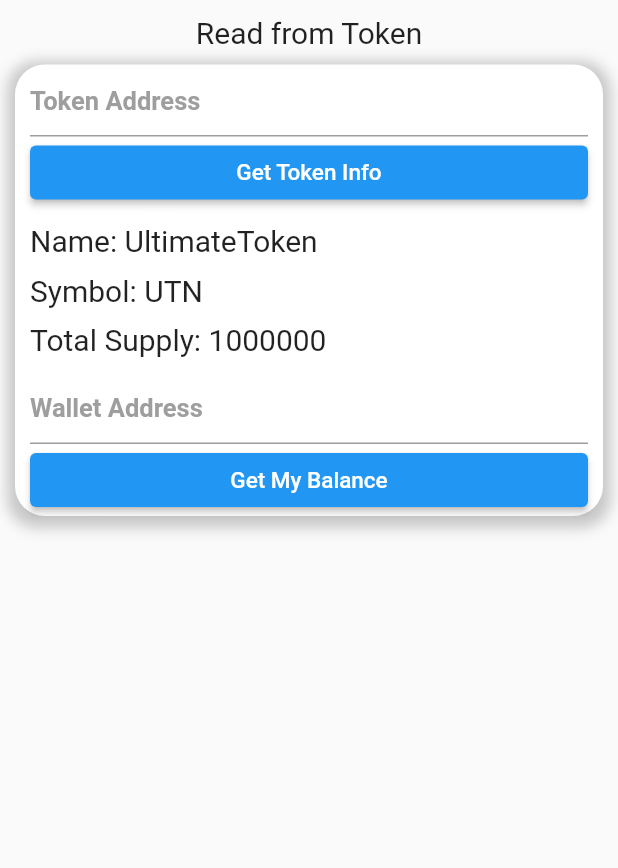
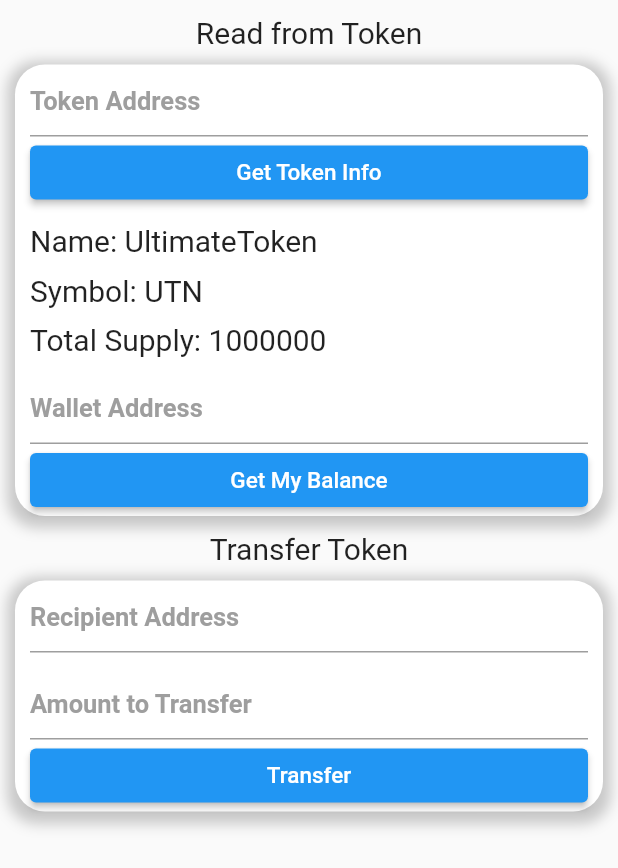
Before and after one commit to MrBuluc/Ultimate-Token, a Flutter app: the screen it shows after launch, on a phone screen of 412 x 824 dp. Shown: the top 868 px of the screen. Run offline on Flutter 3.47's test engine with Material 2 defaults, Android fonts, the phone set to English and light mode, and no system bars; our stand-ins replace flutter_dotenv, get_it; Roboto replaces fonts that are missing (Catamaran).

Commit message:
designed transfer token

```diff
--- a/lib/ui/token_page.dart
+++ b/lib/ui/token_page.dart
@@ -10,7 +10,7 @@ class TokenPage extends StatefulWidget {
 class _TokenPageState extends State<TokenPage> {
   GlobalKey<FormState> tokenAddressFormKey = GlobalKey<FormState>();
   GlobalKey<FormState> walletAddressFormKey = GlobalKey<FormState>();
-  GlobalKey<FormState> transferAddressFormKey = GlobalKey<FormState>();
+  GlobalKey<FormState> transferFormKey = GlobalKey<FormState>();
 
   TextEditingController tokenAddressCnt = TextEditingController();
   TextEditingController walletAddressCnt = TextEditingController();
@@ -35,7 +35,46 @@ class _TokenPageState extends State<TokenPage> {
                   "Read from Token",
                   style: TextStyle(fontSize: 20),
                 ),
+                buildContainer(tokenAddressFormKey, [
+                  buildTextFormField(
+                      tokenAddressCnt, "Token Address", checkAddress),
+                  buildButton("Get Token Info"),
+                  buildInfoText("Name: ", name),
+                  buildInfoText("Symbol: ", symbol),
+                  buildInfoText("Total Supply: ", totalSupply),
+                  Form(
+                    key: walletAddressFormKey,
+                    child: Padding(
+                      padding: const EdgeInsets.only(top: 10),
+                      child: buildTextFormField(
+                          walletAddressCnt, "Wallet Address", checkAddress),
+                    ),
+                  ),
+                  buildButton("Get My Balance")
+                ]),
+                const Text(
+                  "Transfer Token",
+                  style: TextStyle(fontSize: 20),
+                ),
+                buildContainer(transferFormKey, [
+                  buildTextFormField(
+                      recipientAddressCnt, "Recipient Address", checkAddress),
                   Padding(
+                    padding: const EdgeInsets.only(top: 10),
+                    child: buildTextFormField(
+                        amountCnt, "Amount to Transfer", checkAmount),
+                  ),
+                  buildButton("Transfer")
+                ])
+              ],
+            ),
+          ),
+        ),
+      ),
+    );
+  }
+
+  Widget buildContainer(Key key, List<Widget> children) => Padding(
         padding: const EdgeInsets.all(10),
         child: Container(
           decoration: BoxDecoration(
@@ -49,43 +88,25 @@ class _TokenPageState extends State<TokenPage> {
                     offset: const Offset(0, 3))
               ]),
           child: Form(
-                      key: tokenAddressFormKey,
+            key: key,
             child: Padding(
               padding: const EdgeInsets.symmetric(horizontal: 10),
               child: Column(
                 crossAxisAlignment: CrossAxisAlignment.start,
-                          children: [
-                            buildTextFormField(
-                                tokenAddressCnt, "Token Address", checkAddress),
-                            buildButton("Get Token Info"),
-                            buildInfoText("Name: ", name),
-                            buildInfoText("Symbol: ", symbol),
-                            buildInfoText("Total Supply: ", totalSupply),
-                            Padding(
-                              padding: const EdgeInsets.only(top: 10),
-                              child: buildTextFormField(walletAddressCnt,
-                                  "Wallet Address", checkAddress),
-                            ),
-                            buildButton("Get My Balance")
-                          ],
-                        ),
-                      ),
-                    ),
-                  ),
-                )
-              ],
+                children: children,
               ),
             ),
           ),
         ),
       );
-  }
 
   TextFormField buildTextFormField(TextEditingController controller,
-          String hintText, String? Function(String?)? validator) =>
+          String hintText, String? Function(String?)? validator,
+          {TextInputType? textInputType}) =>
       TextFormField(
         style: const TextStyle(color: Colors.grey),
         controller: controller,
+        keyboardType: textInputType,
         decoration: InputDecoration(
             hintText: hintText,
             hintStyle: const TextStyle(
@@ -124,4 +145,14 @@ class _TokenPageState extends State<TokenPage> {
           style: const TextStyle(fontSize: 20),
         ),
       );
+
+  String? checkAmount(String? value) {
+    if (int.tryParse(value!) != null) {
+      if (int.parse(value) < 0) {
+        return "Please enter an amount which is greater than 0";
       }
+      return null;
+    }
+    return "Please enter a amount which is a number";
+  }
+}
```
Lines whose indentation alone changed are shown as unchanged.
